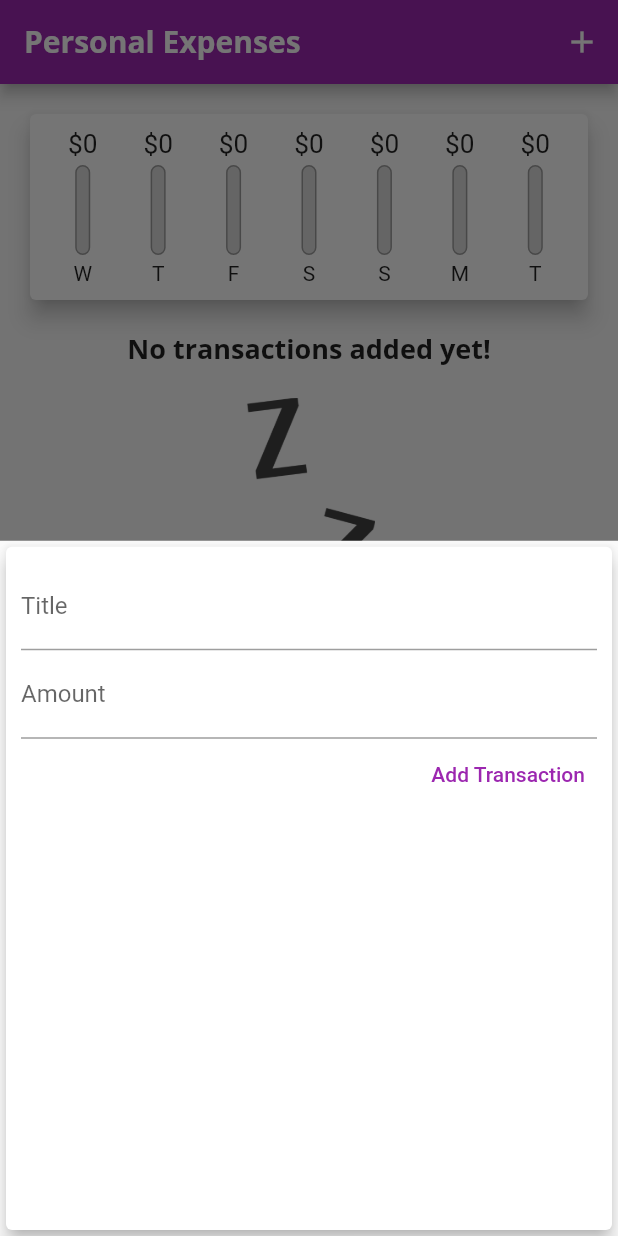
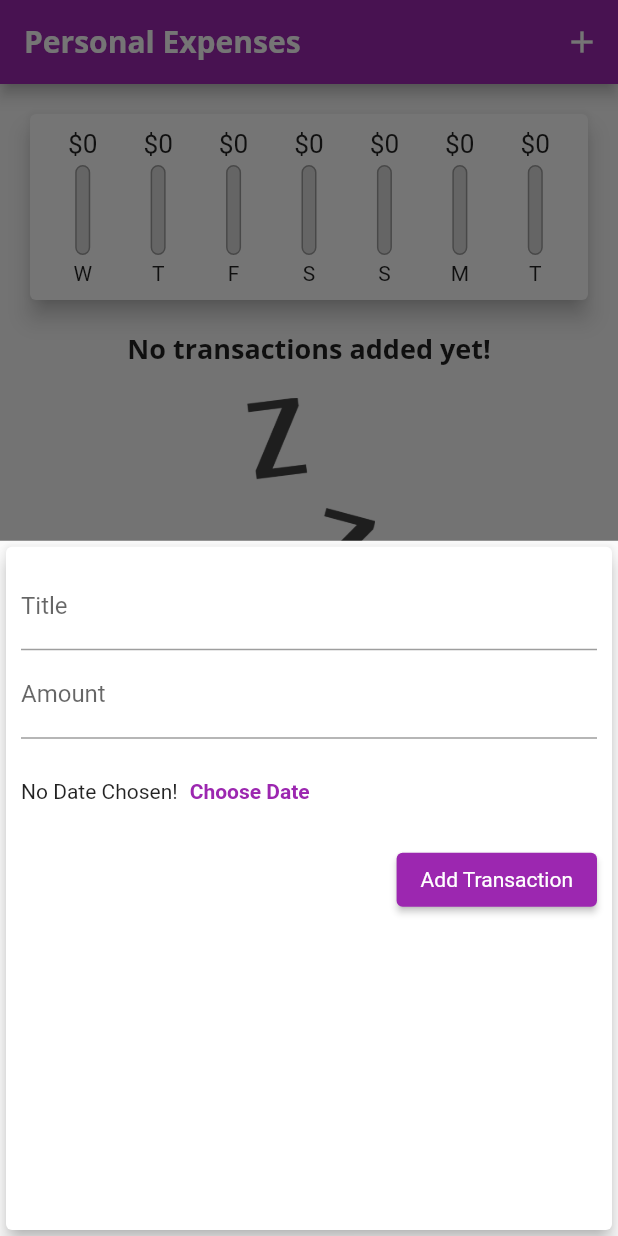
Before and after one commit to ninetails/probable-adventure, a Flutter app: the screen it shows after launch, after a tap on the "add" icon, on a phone screen of 412 x 824 dp. Run offline on Flutter 3.47's test engine with Material 2 defaults, Android fonts, the phone set to English and light mode, and no system bars.

Commit message:
feat: 🎸 lecture 109

```diff
--- a/guide/expense_planner/lib/widgets/new_transaction.dart
+++ b/guide/expense_planner/lib/widgets/new_transaction.dart
@@ -55,13 +55,36 @@ class _NewTransactionState extends State<NewTransaction> {
               ),
               onSubmitted: (_) => this.submitData(),
             ),
-            TextButton(
-              child: Text(
-                'Add Transaction',
-                style: TextStyle(
-                  color: Colors.purple,
-                ),
+            Container(
+              height: 70,
+              child: Row(
+                children: [
+                  Text('No Date Chosen!'),
+                  TextButton(
+                    style: ButtonStyle(
+                      textStyle: MaterialStateProperty.all(
+                        TextStyle(
+                          color: Theme.of(context).primaryColor,
+                          fontWeight: FontWeight.bold,
+                        ),
+                      ),
+                    ),
+                    onPressed: () {},
+                    child: Text('Choose Date'),
+                  )
+                ],
               ),
+            ),
+            ElevatedButton(
+              style: ButtonStyle(
+                backgroundColor:
+                    MaterialStateProperty.all(Theme.of(context).primaryColor),
+                textStyle: MaterialStateProperty.all(TextStyle(
+                  color:
+                      Theme.of(context).textTheme.button?.color ?? Colors.white,
+                )),
+              ),
+              child: Text('Add Transaction'),
               onPressed: this.submitData,
             )
           ],
```
